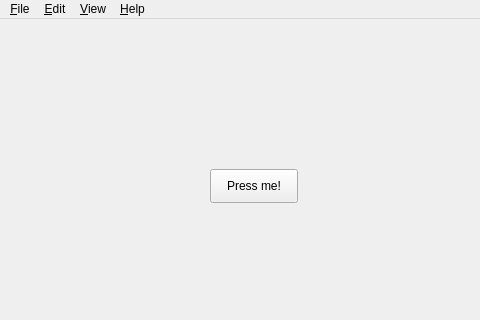
Old version of the form ui/MainWindow.ui in the repository MixusMinimax/cxx-qt-widgets-example; both pictures show x 0 to 480 and y 0 to 320 of the 800 by 600 pixel window.
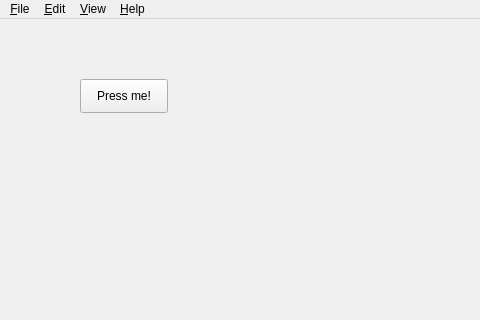
New version of the form. Custom widgets are drawn as their Qt base class.

Patch:
```diff
--- a/ui/MainWindow.ui
+++ b/ui/MainWindow.ui
@@ -17,8 +17,8 @@
    <widget class="QPushButton" name="pushButton">
     <property name="geometry">
      <rect>
-      <x>210</x>
-      <y>150</y>
+      <x>80</x>
+      <y>60</y>
       <width>88</width>
       <height>34</height>
      </rect>
@@ -27,6 +27,16 @@
      <string>Press me!</string>
     </property>
    </widget>
+   <widget class="QCustomPlot" name="graphOutput" native="true">
+    <property name="geometry">
+     <rect>
+      <x>209</x>
+      <y>139</y>
+      <width>451</width>
+      <height>301</height>
+     </rect>
+    </property>
+   </widget>
   </widget>
   <widget class="QStatusBar" name="statusbar"/>
   <widget class="QMenuBar" name="menubar">
@@ -100,6 +110,14 @@
    </property>
   </action>
  </widget>
+ <customwidgets>
+  <customwidget>
+   <class>QCustomPlot</class>
+   <extends>QWidget</extends>
+   <header>qcustomplot.h</header>
+   <container>1</container>
+  </customwidget>
+ </customwidgets>
  <resources/>
  <connections/>
 </ui>
```
